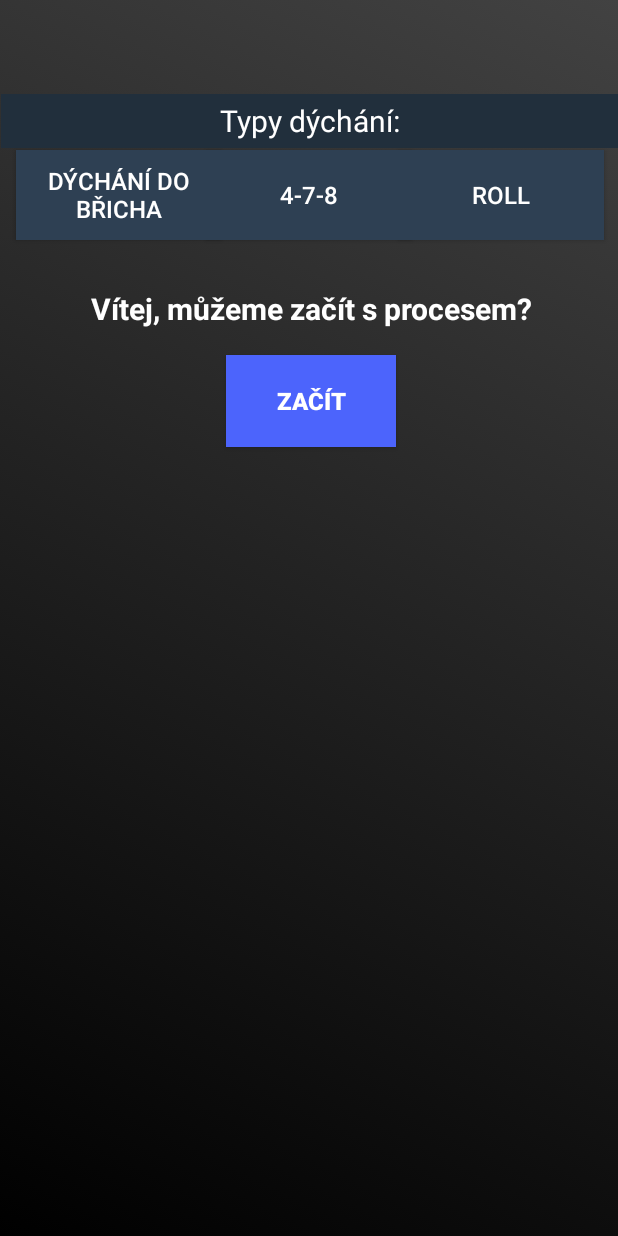
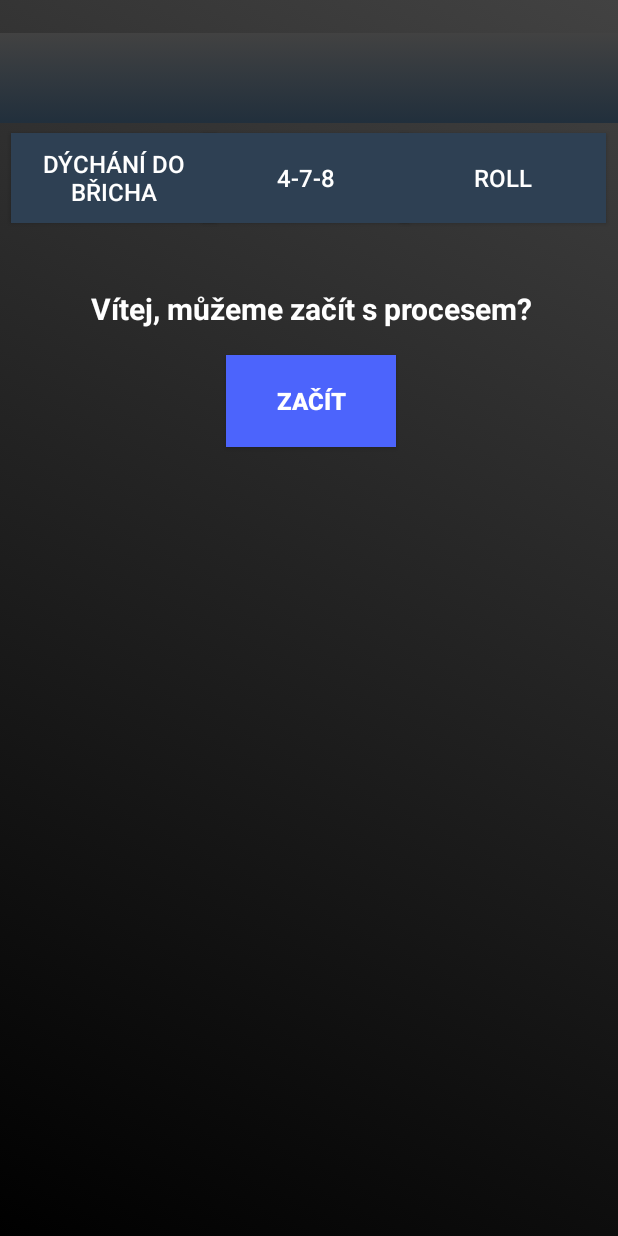
Before and after one commit to martanmatej/MyDay, an Android app: the Aktivita4 screen opened directly, with no data from a screen before it, on a phone screen of 412 x 824 dp. Run offline under Robolectric (Android 15) with nearby library versions, the phone set to English and light mode, and no system bars.

Commit message:
Úprava horní lišty u dýchání fragmentu

```diff
--- a/app/src/main/AndroidManifest.xml
+++ b/app/src/main/AndroidManifest.xml
@@ -13,32 +13,41 @@
         android:theme="@style/Theme.MainScreen">
         <activity
             android:name=".coToVystihuje"
-            android:exported="false" />
+            android:exported="false"
+            android:screenOrientation="portrait"/>
         <activity
             android:name=".SettingsActivity"
             android:exported="false"
-            android:parentActivityName=".MainActivity" />
+            android:parentActivityName=".MainActivity"
+            android:screenOrientation="portrait"/>
         <activity
             android:name=".momentalniProblem"
-            android:exported="false" />
+            android:exported="false"
+            android:screenOrientation="portrait"/>
         <activity
             android:name=".Aktivita7"
-            android:exported="false" />
+            android:exported="false"
+            android:screenOrientation="portrait"/>
         <activity
             android:name=".Aktivita6"
-            android:exported="false" />
+            android:exported="false"
+            android:screenOrientation="portrait"/>
         <activity
             android:name=".Aktivita5"
-            android:exported="false" />
+            android:exported="false"
+            android:screenOrientation="portrait"/>
         <activity
             android:name=".Aktivita4"
-            android:exported="false" />
+            android:exported="false"
+            android:screenOrientation="portrait"/>
         <activity
             android:name=".Aktivita2"
-            android:exported="false" />
+            android:exported="false"
+            android:screenOrientation="portrait"/>
         <activity
             android:name=".MainActivity"
-            android:exported="true">
+            android:exported="true"
+            android:screenOrientation="portrait">
             <intent-filter>
                 <action android:name="android.intent.action.MAIN" />
 
--- /dev/null
+++ b/app/src/main/res/drawable/gradientblue.xml
@@ -0,0 +1,12 @@
+<?xml version="1.0" encoding="utf-8"?>
+<selector xmlns:android="http://schemas.android.com/apk/res/android">
+    <item>
+        <shape android:shape="rectangle">
+            <gradient
+                android:angle="90"
+                android:startColor="#212F3C"
+                android:endColor="#424242"/>/>
+        </shape>
+
+    </item>
+</selector>
--- a/app/src/main/res/layout/activity_aktivita4.xml
+++ b/app/src/main/res/layout/activity_aktivita4.xml
@@ -9,10 +9,28 @@
 
     <TextView
         android:id="@+id/textView110"
+        android:layout_width="412dp"
+        android:layout_height="60dp"
+        android:layout_marginTop="40dp"
+        android:layout_marginBottom="760dp"
+        android:width="411dp"
+        android:background="@drawable/gradientblue"
+        android:gravity="center"
+        android:textColor="@color/white"
+        android:textSize="20sp"
+        app:layout_constraintBottom_toBottomOf="parent"
+        app:layout_constraintEnd_toEndOf="parent"
+        app:layout_constraintStart_toStartOf="parent"
+        app:layout_constraintTop_toTopOf="parent" />
+
+    <TextView
+        android:id="@+id/textView108"
         android:layout_width="411dp"
         android:layout_height="36dp"
-        android:layout_marginTop="16dp"
-        android:layout_marginBottom="679dp"
+        android:layout_marginStart="11dp"
+        android:layout_marginTop="64dp"
+        android:layout_marginEnd="10dp"
+        android:layout_marginBottom="764dp"
         android:width="411dp"
         android:background="@drawable/dychanitop"
         android:gravity="center"
@@ -21,59 +39,67 @@
         android:textSize="20sp"
         app:layout_constraintBottom_toBottomOf="parent"
         app:layout_constraintEnd_toEndOf="parent"
+        app:layout_constraintHorizontal_bias="0.523"
         app:layout_constraintStart_toStartOf="parent"
-        app:layout_constraintTop_toTopOf="parent" />
+        app:layout_constraintTop_toTopOf="parent"
+        app:layout_constraintVertical_bias="0.293" />
 
     <Button
         android:id="@+id/button21"
         android:layout_width="137dp"
         android:layout_height="60dp"
-        android:layout_marginStart="10dp"
-        android:layout_marginTop="53dp"
-        android:layout_marginEnd="264dp"
-        android:layout_marginBottom="618dp"
+        android:layout_marginStart="20dp"
+        android:layout_marginTop="100dp"
+        android:layout_marginEnd="275dp"
+        android:layout_marginBottom="704dp"
         android:background="@drawable/dychanidrawable"
         android:text="Dýchání do břicha"
         android:textColor="@color/white"
         android:textSize="16sp"
         app:layout_constraintBottom_toBottomOf="parent"
         app:layout_constraintEnd_toEndOf="parent"
+        app:layout_constraintHorizontal_bias="0.619"
         app:layout_constraintStart_toStartOf="parent"
-        app:layout_constraintTop_toTopOf="parent" />
+        app:layout_constraintTop_toTopOf="parent"
+        app:layout_constraintVertical_bias="0.293" />
 
     <Button
         android:id="@+id/button22"
         android:layout_width="137dp"
         android:layout_height="60dp"
-        android:layout_marginStart="265dp"
-        android:layout_marginTop="53dp"
-        android:layout_marginEnd="9dp"
-        android:layout_marginBottom="618dp"
+        android:layout_marginStart="277dp"
+        android:layout_marginTop="100dp"
+        android:layout_marginEnd="18dp"
+        android:layout_marginBottom="704dp"
         android:background="@drawable/dychanidrawable"
         android:text="Roll"
         android:textColor="@color/white"
         android:textSize="16sp"
         app:layout_constraintBottom_toBottomOf="parent"
         app:layout_constraintEnd_toEndOf="parent"
+        app:layout_constraintHorizontal_bias="0.523"
         app:layout_constraintStart_toStartOf="parent"
-        app:layout_constraintTop_toTopOf="parent" />
+        app:layout_constraintTop_toTopOf="parent"
+        app:layout_constraintVertical_bias="0.293" />
 
     <Button
         android:id="@+id/button20"
         android:layout_width="137dp"
         android:layout_height="60dp"
-        android:layout_marginStart="137dp"
-        android:layout_marginTop="53dp"
-        android:layout_marginEnd="137dp"
-        android:layout_marginBottom="618dp"
+        android:layout_marginStart="148dp"
+        android:layout_marginTop="100dp"
+        android:layout_marginEnd="147dp"
+        android:layout_marginBottom="704dp"
         android:background="@drawable/dychanidrawable"
         android:text="4-7-8"
         android:textColor="@color/white"
         android:textSize="16sp"
         app:layout_constraintBottom_toBottomOf="parent"
         app:layout_constraintEnd_toEndOf="parent"
+        app:layout_constraintHorizontal_bias="0.619"
         app:layout_constraintStart_toStartOf="parent"
-        app:layout_constraintTop_toTopOf="parent" />
+        app:layout_constraintTop_toTopOf="parent"
+        app:layout_constraintVertical_bias="0.293" />
 
     <androidx.fragment.app.FragmentContainerView
         android:id="@+id/fragmentContainerView"
```
